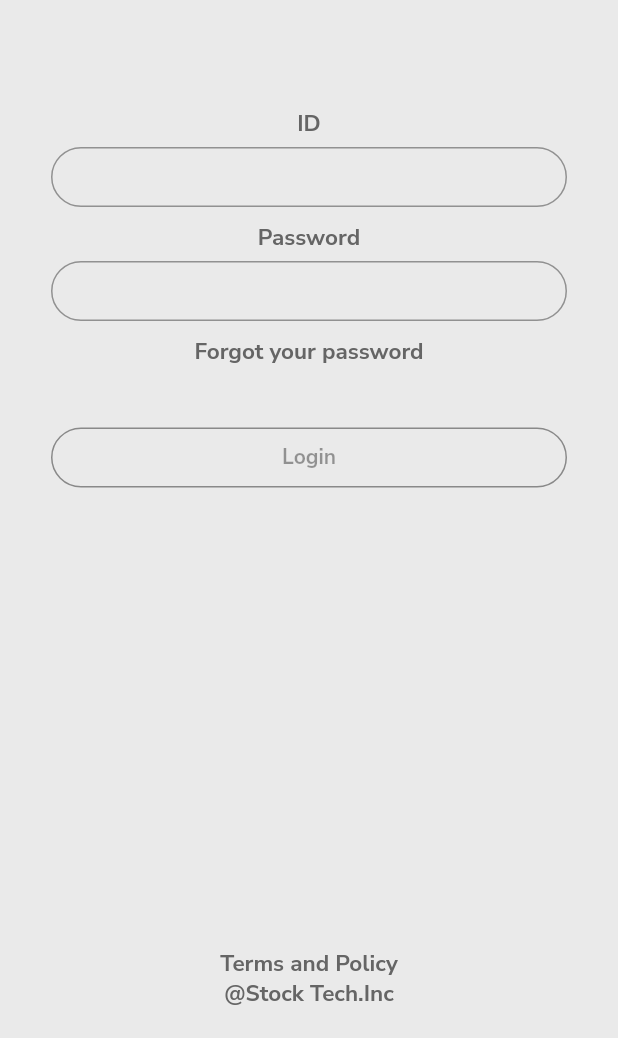
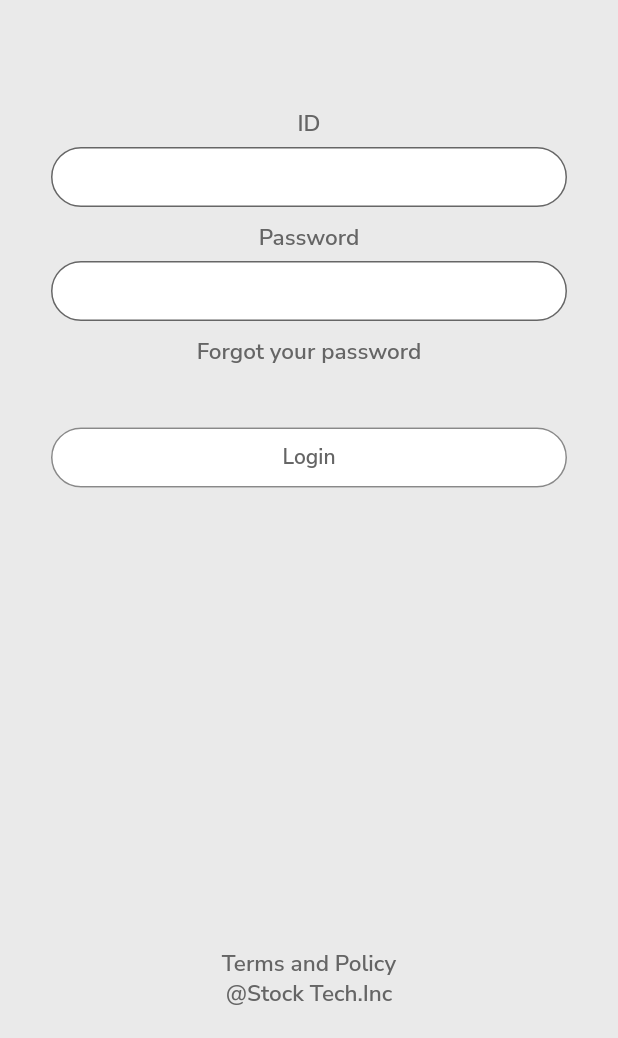
Before and after one commit to clydegold8/simple-flutter-app, a Flutter app: the screen it shows after launch, on a phone screen of 412 x 824 dp, the part 198-1236 px from its top. Run offline on Flutter 3.47's test engine with Material 2 defaults, Android fonts, the phone set to English and light mode, and no system bars; generated files the repository leaves out were written again.

Commit message:
updated background color of inputs and font style

```diff
--- a/lib/widgets/login_form.dart
+++ b/lib/widgets/login_form.dart
@@ -52,10 +52,12 @@ class MyCustomFormState extends State<KBlockLoginForm> {
                 height: 40.0,
                 child: TextField(
                   decoration: InputDecoration(
+                    filled: true,
+                    fillColor: Color(0xFFFFFFFF),
                     border: OutlineInputBorder(
                       borderRadius: BorderRadius.circular(40.0),
                     ),
-                  ),
+                  )
                 ),
               )),
           // password field
@@ -76,6 +78,8 @@ class MyCustomFormState extends State<KBlockLoginForm> {
                 height: 40.0,
                 child: TextField(
                   decoration: InputDecoration(
+                    filled: true,
+                    fillColor: Color(0xFFFFFFFF),
                     border: OutlineInputBorder(
                       borderRadius: BorderRadius.circular(40.0),
                       borderSide: const BorderSide(color: Color(0xFF898989)),
@@ -101,6 +105,7 @@ class MyCustomFormState extends State<KBlockLoginForm> {
               child: OutlinedButton(
                 onPressed: null,
                 style: OutlinedButton.styleFrom(
+                    backgroundColor: Color(0xFFFFFFFF),
                     side: const BorderSide(color: Color(0xFF898989)),
                     shape: RoundedRectangleBorder(
                       borderRadius: BorderRadius.circular(40.0),
@@ -115,6 +120,9 @@ class MyCustomFormState extends State<KBlockLoginForm> {
                           child: Text(
                             AppLocalizations.of(context)!.login,
                             textAlign: TextAlign.center,
+                            style: const TextStyle(
+                              color: Color(0xFF656565),
+                            )
                           ))),
                 ),
               ),
@@ -130,13 +138,13 @@ class MyCustomFormState extends State<KBlockLoginForm> {
                   mainAxisAlignment: MainAxisAlignment.end,
                   children: <Widget>[
                     Text(AppLocalizations.of(context)!.terms,
-                      style: const TextStyle(
+                      style: TextStyle(
                         fontWeight: FontWeight.w400,
                         fontSize: 15,
                         color: Color(0xFF656565),
                       )),
                     Text('@Stock Tech.Inc',
-                      style: const TextStyle(
+                      style: TextStyle(
                         fontWeight: FontWeight.w400,
                         fontSize: 15,
                         color: Color(0xFF656565),
--- a/pubspec.yaml
+++ b/pubspec.yaml
@@ -68,7 +68,7 @@ flutter:
   fonts:
     - family: NunitoSans
       fonts:
-        - asset: fonts/NunitoSans-Black.ttf
+        - asset: fonts/NunitoSans-SemiBold.ttf
           style: normal
         - asset: fonts/NunitoSans-BlackItalic.ttf
           style: italic
```
